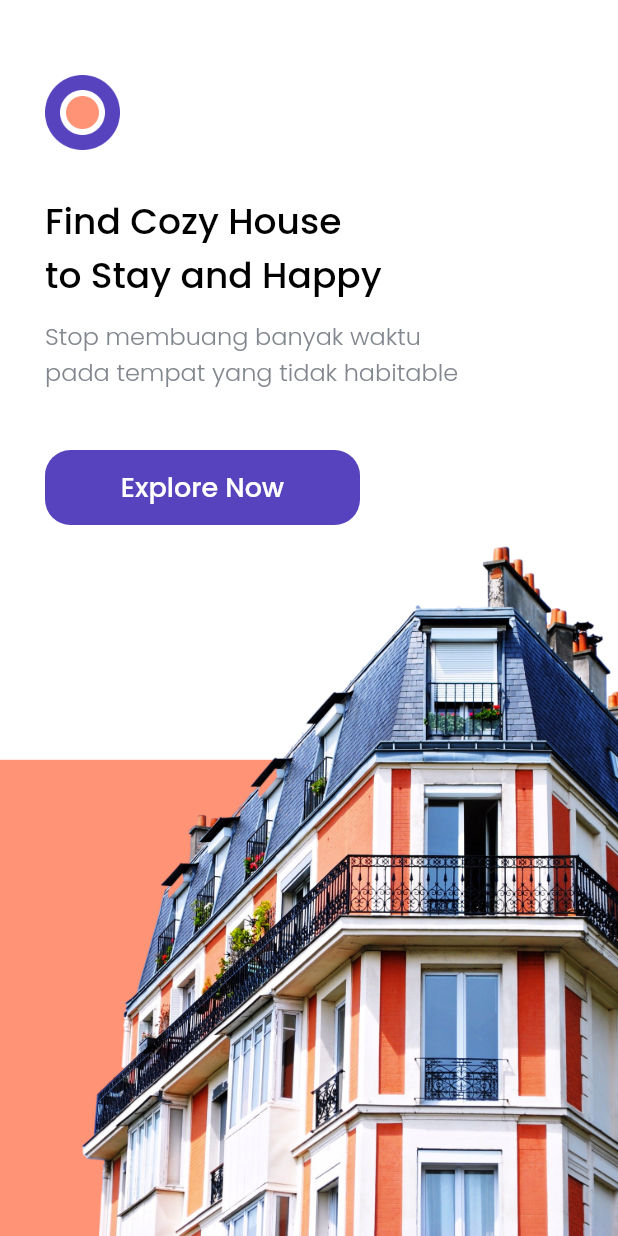
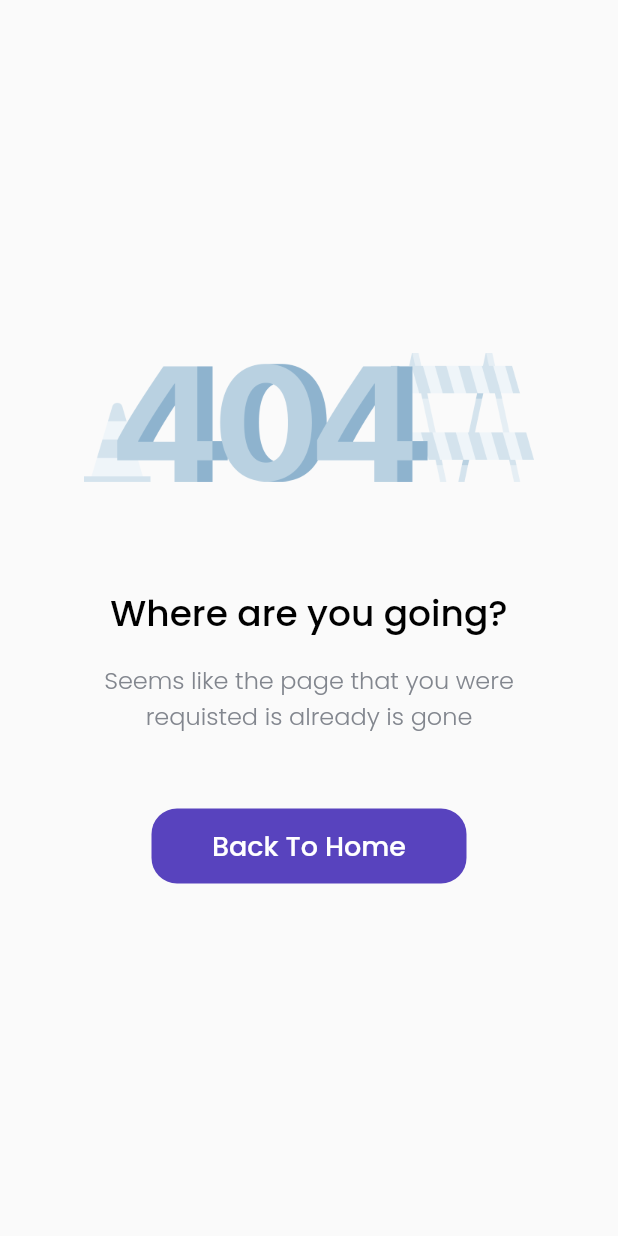
Before and after one commit to magerngoding/Kost-App, a Flutter app: the screen it shows after launch, on a phone screen of 412 x 824 dp. Run offline on Flutter 3.47's test engine with Material 2 defaults, Android fonts, the phone set to English and light mode, and no system bars; our stand-ins replace google_fonts; key blocks and very long unbroken strings in the code were emptied for the run.

Commit message:
4 commit

```diff
--- a/lib/main.dart
+++ b/lib/main.dart
@@ -1,6 +1,7 @@
 // ignore_for_file: prefer_const_constructors
 
 import 'package:flutter/material.dart';
+import 'package:kost_app/pages/erorr_page.dart';
 import 'package:kost_app/pages/splash_page.dart';
 
 void main() {
@@ -14,7 +15,7 @@ class MyApp extends StatelessWidget {
   Widget build(BuildContext context) {
     return MaterialApp(
       debugShowCheckedModeBanner: false,
-      home: SplashPage(),
+      home: ErorrPage(),
     );
   }
 }
--- /dev/null
+++ b/lib/pages/erorr_page.dart
@@ -0,0 +1,76 @@
+// ignore_for_file: prefer_const_constructors
+
+import 'package:flutter/material.dart';
+import 'package:kost_app/pages/home_page.dart';
+import 'package:kost_app/shared/theme.dart';
+
+class ErorrPage extends StatelessWidget {
+  const ErorrPage({super.key});
+
+  @override
+  Widget build(BuildContext context) {
+    return Scaffold(
+      body: SafeArea(
+        child: Center(
+          child: Column(
+            mainAxisAlignment: MainAxisAlignment.center,
+            children: [
+              Image.asset(
+                'assets/erorr.png',
+                width: 300,
+              ),
+              SizedBox(
+                height: 70,
+              ),
+              Text(
+                'Where are you going?',
+                style: blackTextStyle.copyWith(
+                  fontSize: 24,
+                ),
+              ),
+              SizedBox(
+                height: 14,
+              ),
+              Text(
+                'Seems like the page that you were\nrequisted is already is gone',
+                style: greyTextStyle.copyWith(
+                  fontSize: 16,
+                ),
+                textAlign: TextAlign.center,
+              ),
+              SizedBox(
+                height: 50,
+              ),
+              Container(
+                height: 50,
+                width: 210,
+                child: TextButton(
+                  style: TextButton.styleFrom(
+                    backgroundColor: purpleColor,
+                    shape: RoundedRectangleBorder(
+                      borderRadius: BorderRadius.circular(17),
+                    ),
+                  ),
+                  onPressed: () {
+                    Navigator.push(
+                      context,
+                      MaterialPageRoute(
+                        builder: (context) => HomePage(),
+                      ),
+                    );
+                  },
+                  child: Text(
+                    'Back To Home',
+                    style: whiteTextStyle.copyWith(
+                      fontSize: 18,
+                    ),
+                  ),
+                ),
+              ),
+            ],
+          ),
+        ),
+      ),
+    );
+  }
+}
```
Also changed, not shown: lib/pages/detail_page.dart (+26 -5 lines), pubspec.yaml (+1 -7 lines), pubspec.lock, 5 other files.
